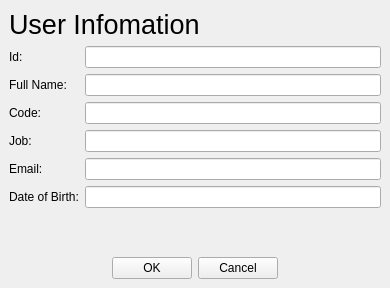
Qt form guiuserinfo.ui (vudaoanhtuan/libpro_v2) before a commit.
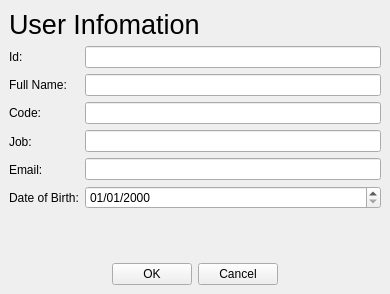
The same form after that commit.

Commit message: edit change reader password

What changed in the file:
```diff
--- a/guiuserinfo.ui
+++ b/guiuserinfo.ui
@@ -7,7 +7,7 @@
     <x>0</x>
     <y>0</y>
     <width>390</width>
-    <height>288</height>
+    <height>294</height>
    </rect>
   </property>
   <property name="windowTitle">
@@ -95,7 +95,11 @@
            <widget class="QLineEdit" name="iUserEmail"/>
           </item>
           <item>
-           <widget class="QLineEdit" name="iUserDoB"/>
+           <widget class="QDateEdit" name="iUserDoB">
+            <property name="displayFormat">
+             <string>dd/MM/yyyy</string>
+            </property>
+           </widget>
           </item>
          </layout>
         </item>
```
The commit also changes 4 other files.
